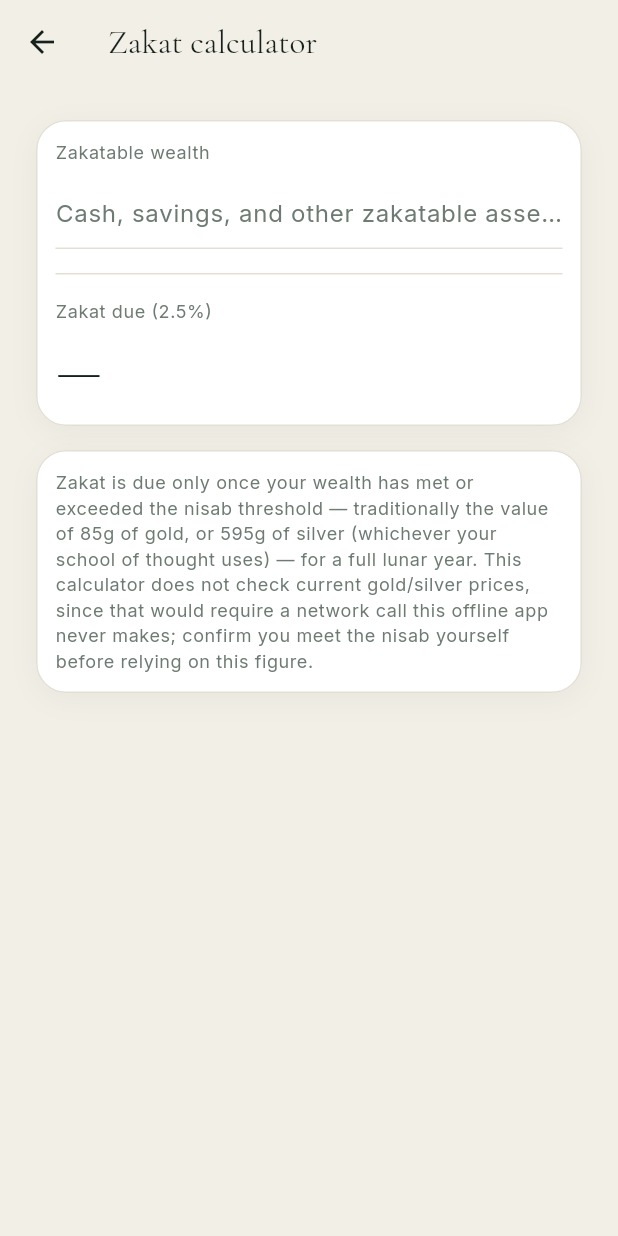
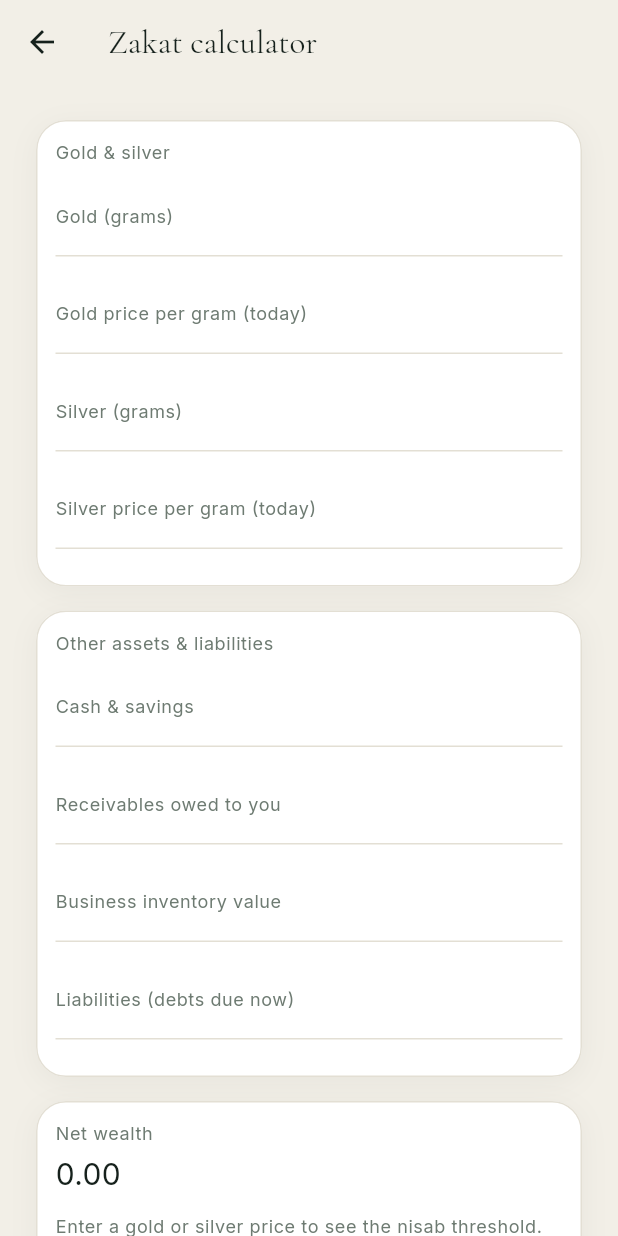
Before and after one commit to ajmalkhan6233-eng/noor_app, a Flutter app: the screen it shows after launch, after a tap on "Zakat", on a phone screen of 412 x 824 dp. Run offline on Flutter 3.47's test engine with Material 3 defaults, Android fonts, the phone set to English and light mode, and no system bars; our stand-ins replace adhan, equatable, flutter_bloc, flutter_compass, flutter_secure_storage, geolocator and 2 more; accounts and stored records are empty.

Commit message:
Rebuild Zakat calculator: full categories, real nisab maths, tested
Replaced the single "total wealth" field with a proper Zakat al-Mal
calculator:
- Gold and silver (grams + today's price per gram, since this app is
  offline and never fetches a market price).
- Cash & savings, receivables, business inventory value, minus
  liabilities.
- Nisab threshold priced from whichever metal price was entered, using
  the lower of the gold/silver nisab values when both are available
  (85g gold or 595g silver) — per majority contemporary fiqh council
  guidance for mixed/cash wealth, this includes more people under the
  obligation rather than fewer.
- Shows net wealth, whether nisab is met, and the 2.5% due.

All the maths lives in a pure, I/O-free ZakatCalculator
(zakat_calculator.dart) with 7 unit tests covering the sum, the nisab
fallback logic, the met/not-met threshold, and liabilities pulling net
wealth back under nisab.

flutter analyze clean, all 75 tests pass.

Co-Authored-By: Claude Sonnet 5 <noreply@anthropic.com>
Claude-Session: https://claude.ai/code/session_019gVveWrN2mQ8ZJgjAtAbp6

```diff
--- /dev/null
+++ b/lib/features/zakat/data/zakat_calculator.dart
@@ -0,0 +1,110 @@
+// Bismillahir Rahmanir Raheem — watermark: ALLAH
+//
+// Pure Zakat al-Mal maths — no I/O, no widgets, fully unit-testable.
+// Nisab (the minimum-wealth threshold) is the value of 85g of gold or
+// 595g of silver; this app is offline, so the user supplies today's
+// per-gram prices themselves rather than the app guessing or fetching
+// them. Per majority contemporary fiqh council guidance, the LOWER of
+// the two nisab values is used for mixed/cash wealth — that includes
+// more people under the obligation, not fewer.
+
+class ZakatInputs {
+  const ZakatInputs({
+    this.goldGrams = 0,
+    this.goldPricePerGram = 0,
+    this.silverGrams = 0,
+    this.silverPricePerGram = 0,
+    this.cash = 0,
+    this.receivables = 0,
+    this.businessInventoryValue = 0,
+    this.liabilities = 0,
+  });
+
+  final double goldGrams;
+  final double goldPricePerGram;
+  final double silverGrams;
+  final double silverPricePerGram;
+  final double cash;
+  final double receivables;
+  final double businessInventoryValue;
+  final double liabilities;
+
+  double get goldValue => goldGrams * goldPricePerGram;
+  double get silverValue => silverGrams * silverPricePerGram;
+
+  double get netWealth =>
+      goldValue +
+      silverValue +
+      cash +
+      receivables +
+      businessInventoryValue -
+      liabilities;
+
+  ZakatInputs copyWith({
+    double? goldGrams,
+    double? goldPricePerGram,
+    double? silverGrams,
+    double? silverPricePerGram,
+    double? cash,
+    double? receivables,
+    double? businessInventoryValue,
+    double? liabilities,
+  }) {
+    return ZakatInputs(
+      goldGrams: goldGrams ?? this.goldGrams,
+      goldPricePerGram: goldPricePerGram ?? this.goldPricePerGram,
+      silverGrams: silverGrams ?? this.silverGrams,
+      silverPricePerGram: silverPricePerGram ?? this.silverPricePerGram,
+      cash: cash ?? this.cash,
+      receivables: receivables ?? this.receivables,
+      businessInventoryValue:
+          businessInventoryValue ?? this.businessInventoryValue,
+      liabilities: liabilities ?? this.liabilities,
+    );
+  }
+}
+
+class ZakatResult {
+  const ZakatResult({
+    required this.netWealth,
+    required this.nisabThreshold,
+    required this.nisabMet,
+    required this.zakatDue,
+  });
+
+  final double netWealth;
+  final double nisabThreshold;
+  final bool nisabMet;
+  final double zakatDue;
+}
+
+abstract final class ZakatCalculator {
+  static const double nisabGoldGrams = 85;
+  static const double nisabSilverGrams = 595;
+  static const double rate = 0.025;
+
+  static ZakatResult calculate(ZakatInputs inputs) {
+    final nisabByGold = nisabGoldGrams * inputs.goldPricePerGram;
+    final nisabBySilver = nisabSilverGrams * inputs.silverPricePerGram;
+
+    // If a price wasn't entered (0), that metal can't set the floor —
+    // fall back to whichever metal's nisab is actually prices-in.
+    final candidates = [
+      if (inputs.goldPricePerGram > 0) nisabByGold,
+      if (inputs.silverPricePerGram > 0) nisabBySilver,
+    ];
+    final nisabThreshold = candidates.isEmpty
+        ? 0.0
+        : candidates.reduce((a, b) => a < b ? a : b);
+
+    final netWealth = inputs.netWealth;
+    final nisabMet = nisabThreshold > 0 && netWealth >= nisabThreshold;
+
+    return ZakatResult(
+      netWealth: netWealth,
+      nisabThreshold: nisabThreshold,
+      nisabMet: nisabMet,
+      zakatDue: nisabMet ? netWealth * rate : 0,
+    );
+  }
+}
--- /dev/null
+++ b/lib/features/zakat/presentation/widgets/zakat_number_field.dart
@@ -0,0 +1,37 @@
+// Bismillahir Rahmanir Raheem — watermark: ALLAH
+
+import 'package:flutter/material.dart';
+
+import '../../../../core/constants/app_colors.dart';
+import '../../../../core/constants/app_typography.dart';
+
+class ZakatNumberField extends StatelessWidget {
+  const ZakatNumberField({
+    super.key,
+    required this.label,
+    required this.onChanged,
+  });
+
+  final String label;
+  final ValueChanged<double> onChanged;
+
+  @override
+  Widget build(BuildContext context) {
+    return Padding(
+      padding: const EdgeInsets.only(bottom: 12),
+      child: Semantics(
+        textField: true,
+        label: label,
+        child: TextField(
+          keyboardType: const TextInputType.numberWithOptions(decimal: true),
+          style: const TextStyle(color: AppColors.ink),
+          decoration: InputDecoration(
+            labelText: label,
+            labelStyle: AppTypography.caption,
+          ),
+          onChanged: (v) => onChanged(double.tryParse(v) ?? 0),
+        ),
+      ),
+    );
+  }
+}
--- /dev/null
+++ b/lib/features/zakat/presentation/widgets/zakat_result_card.dart
@@ -0,0 +1,55 @@
+// Bismillahir Rahmanir Raheem — watermark: ALLAH
+
+import 'package:flutter/material.dart';
+
+import '../../../../core/constants/app_colors.dart';
+import '../../../../core/constants/app_typography.dart';
+import '../../../../core/presentation/widgets/app_card.dart';
+import '../../data/zakat_calculator.dart';
+
+class ZakatResultCard extends StatelessWidget {
+  const ZakatResultCard({super.key, required this.result});
+
+  final ZakatResult result;
+
+  @override
+  Widget build(BuildContext context) {
+    final nisabLabel = result.nisabThreshold == 0
+        ? 'Enter a gold or silver price to see the nisab threshold.'
+        : 'Nisab threshold: ${result.nisabThreshold.toStringAsFixed(2)} — '
+              '${result.nisabMet ? "met" : "not yet met"}.';
+
+    return Semantics(
+      label:
+          'Net wealth ${result.netWealth.toStringAsFixed(2)}. $nisabLabel '
+          'Zakat due: ${result.zakatDue.toStringAsFixed(2)}.',
+      child: AppCard(
+        child: Column(
+          crossAxisAlignment: CrossAxisAlignment.start,
+          children: [
+            const Text('Net wealth', style: AppTypography.caption),
+            const SizedBox(height: 4),
+            Text(
+              result.netWealth.toStringAsFixed(2),
+              style: const TextStyle(color: AppColors.ink, fontSize: 20),
+            ),
+            const SizedBox(height: 12),
+            Text(nisabLabel, style: AppTypography.caption),
+            const SizedBox(height: 16),
+            const Divider(color: AppColors.hairline, height: 1),
+            const SizedBox(height: 16),
+            const Text('Zakat due (2.5%)', style: AppTypography.caption),
+            const SizedBox(height: 4),
+            Text(
+              result.zakatDue.toStringAsFixed(2),
+              style: AppTypography.heroDisplay.copyWith(
+                fontSize: 36,
+                color: result.nisabMet ? AppColors.emerald : AppColors.sage,
+              ),
+            ),
+          ],
+        ),
+      ),
+    );
+  }
+}
--- a/lib/features/zakat/presentation/zakat_screen.dart
+++ b/lib/features/zakat/presentation/zakat_screen.dart
@@ -1,15 +1,19 @@
 // Bismillahir Rahmanir Raheem — watermark: ALLAH
 //
-// A simple 2.5% Zakat al-Mal calculator. Nisab (the minimum wealth
-// threshold, traditionally 85g gold or 595g silver) is stated as
-// text, never converted to a live currency figure — that would need
-// a market-price network call, which this app never makes.
+// Full Zakat al-Mal calculator: gold, silver, cash, receivables,
+// business inventory, minus liabilities. Nisab is priced from
+// user-entered gold/silver prices — this offline app never fetches a
+// market price. All maths is pure and unit-tested — see
+// zakat_calculator.dart.
 
 import 'package:flutter/material.dart';
 
 import '../../../core/constants/app_colors.dart';
 import '../../../core/constants/app_typography.dart';
 import '../../../core/presentation/widgets/app_card.dart';
+import '../data/zakat_calculator.dart';
+import 'widgets/zakat_number_field.dart';
+import 'widgets/zakat_result_card.dart';
 
 class ZakatScreen extends StatefulWidget {
   const ZakatScreen({super.key});
@@ -19,18 +23,11 @@ class ZakatScreen extends StatefulWidget {
 }
 
 class _ZakatScreenState extends State<ZakatScreen> {
-  final _controller = TextEditingController();
-  double? _wealth;
-
-  @override
-  void dispose() {
-    _controller.dispose();
-    super.dispose();
-  }
+  var _inputs = const ZakatInputs();
 
   @override
   Widget build(BuildContext context) {
-    final due = _wealth == null ? null : _wealth! * 0.025;
+    final result = ZakatCalculator.calculate(_inputs);
     return Scaffold(
       backgroundColor: AppColors.paper,
       appBar: AppBar(title: const Text('Zakat calculator')),
@@ -41,49 +38,74 @@ class _ZakatScreenState extends State<ZakatScreen> {
             child: Column(
               crossAxisAlignment: CrossAxisAlignment.start,
               children: [
-                const Text('Zakatable wealth', style: AppTypography.caption),
+                const Text('Gold & silver', style: AppTypography.caption),
                 const SizedBox(height: 8),
-                Semantics(
-                  textField: true,
-                  label: 'Total zakatable wealth',
-                  child: TextField(
-                    controller: _controller,
-                    keyboardType: const TextInputType.numberWithOptions(
-                      decimal: true,
-                    ),
-                    style: const TextStyle(color: AppColors.ink),
-                    decoration: const InputDecoration(
-                      hintText: 'Cash, savings, and other zakatable assets',
-                    ),
-                    onChanged: (v) =>
-                        setState(() => _wealth = double.tryParse(v)),
+                ZakatNumberField(
+                  label: 'Gold (grams)',
+                  onChanged: (v) => setState(
+                    () => _inputs = _inputs.copyWith(goldGrams: v),
                   ),
                 ),
-                const SizedBox(height: 16),
-                const Divider(color: AppColors.hairline, height: 1),
-                const SizedBox(height: 16),
-                const Text('Zakat due (2.5%)', style: AppTypography.caption),
-                const SizedBox(height: 4),
-                Text(
-                  due == null ? '—' : due.toStringAsFixed(2),
-                  style: AppTypography.heroDisplay.copyWith(fontSize: 36),
+                ZakatNumberField(
+                  label: 'Gold price per gram (today)',
+                  onChanged: (v) => setState(
+                    () => _inputs = _inputs.copyWith(goldPricePerGram: v),
+                  ),
+                ),
+                ZakatNumberField(
+                  label: 'Silver (grams)',
+                  onChanged: (v) => setState(
+                    () => _inputs = _inputs.copyWith(silverGrams: v),
+                  ),
+                ),
+                ZakatNumberField(
+                  label: 'Silver price per gram (today)',
+                  onChanged: (v) => setState(
+                    () => _inputs = _inputs.copyWith(silverPricePerGram: v),
+                  ),
                 ),
               ],
             ),
           ),
           const SizedBox(height: 16),
           AppCard(
-            child: const Text(
-              'Zakat is due only once your wealth has met or exceeded the '
-              'nisab threshold — traditionally the value of 85g of gold, '
-              'or 595g of silver (whichever your school of thought uses) '
-              '— for a full lunar year. This calculator does not check '
-              'current gold/silver prices, since that would require a '
-              'network call this offline app never makes; confirm you '
-              'meet the nisab yourself before relying on this figure.',
-              style: AppTypography.caption,
+            child: Column(
+              crossAxisAlignment: CrossAxisAlignment.start,
+              children: [
+                const Text(
+                  'Other assets & liabilities',
+                  style: AppTypography.caption,
+                ),
+                const SizedBox(height: 8),
+                ZakatNumberField(
+                  label: 'Cash & savings',
+                  onChanged: (v) =>
+                      setState(() => _inputs = _inputs.copyWith(cash: v)),
+                ),
+                ZakatNumberField(
+                  label: 'Receivables owed to you',
+                  onChanged: (v) => setState(
+                    () => _inputs = _inputs.copyWith(receivables: v),
+                  ),
+                ),
+                ZakatNumberField(
+                  label: 'Business inventory value',
+                  onChanged: (v) => setState(
+                    () =>
+                        _inputs = _inputs.copyWith(businessInventoryValue: v),
+                  ),
+                ),
+                ZakatNumberField(
+                  label: 'Liabilities (debts due now)',
+                  onChanged: (v) => setState(
+                    () => _inputs = _inputs.copyWith(liabilities: v),
+                  ),
+                ),
+              ],
             ),
           ),
+          const SizedBox(height: 16),
+          ZakatResultCard(result: result),
         ],
       ),
     );
```
Also changed, not shown: 1 other file.
